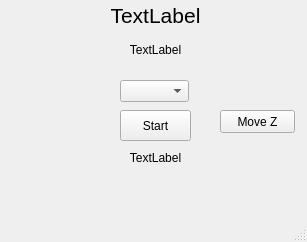
Lenadros/PythonAutopatcher, file MainUI.ui: the form before one commit.
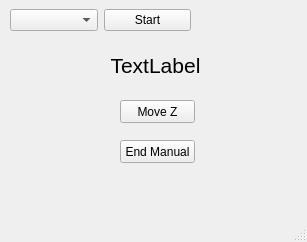
The form after the commit.

```diff
--- a/MainUI.ui
+++ b/MainUI.ui
@@ -14,33 +14,11 @@
    <string>MainWindow</string>
   </property>
   <widget class="QWidget" name="centralwidget">
-   <widget class="QPushButton" name="pushButton">
-    <property name="geometry">
-     <rect>
-      <x>120</x>
-      <y>110</y>
-      <width>71</width>
-      <height>31</height>
-     </rect>
-    </property>
-    <property name="text">
-     <string>Start</string>
-    </property>
-    <property name="checkable">
-     <bool>false</bool>
-    </property>
-    <property name="default">
-     <bool>false</bool>
-    </property>
-    <property name="flat">
-     <bool>false</bool>
-    </property>
-   </widget>
    <widget class="QLabel" name="label">
     <property name="geometry">
      <rect>
       <x>10</x>
-      <y>0</y>
+      <y>50</y>
       <width>291</width>
       <height>31</height>
      </rect>
@@ -57,53 +35,11 @@
      <set>Qt::AlignCenter</set>
     </property>
    </widget>
-   <widget class="QLabel" name="label_2">
-    <property name="geometry">
-     <rect>
-      <x>10</x>
-      <y>40</y>
-      <width>291</width>
-      <height>20</height>
-     </rect>
-    </property>
-    <property name="text">
-     <string>TextLabel</string>
-    </property>
-    <property name="alignment">
-     <set>Qt::AlignCenter</set>
-    </property>
-   </widget>
-   <widget class="QLabel" name="label_3">
-    <property name="geometry">
-     <rect>
-      <x>10</x>
-      <y>150</y>
-      <width>291</width>
-      <height>16</height>
-     </rect>
-    </property>
-    <property name="text">
-     <string>TextLabel</string>
-    </property>
-    <property name="alignment">
-     <set>Qt::AlignCenter</set>
-    </property>
-   </widget>
-   <widget class="QComboBox" name="comboBox">
-    <property name="geometry">
-     <rect>
-      <x>120</x>
-      <y>80</y>
-      <width>69</width>
-      <height>22</height>
-     </rect>
-    </property>
-   </widget>
    <widget class="QPushButton" name="pushButton_2">
     <property name="geometry">
      <rect>
-      <x>220</x>
-      <y>110</y>
+      <x>120</x>
+      <y>100</y>
       <width>75</width>
       <height>23</height>
      </rect>
@@ -112,6 +48,50 @@
      <string>Move Z</string>
     </property>
    </widget>
+   <widget class="QWidget" name="gridLayoutWidget">
+    <property name="geometry">
+     <rect>
+      <x>10</x>
+      <y>0</y>
+      <width>181</width>
+      <height>41</height>
+     </rect>
+    </property>
+    <layout class="QGridLayout" name="gridLayout">
+     <item row="0" column="1">
+      <widget class="QComboBox" name="comboBox"/>
+     </item>
+     <item row="0" column="2">
+      <widget class="QPushButton" name="pushButton">
+       <property name="text">
+        <string>Start</string>
+       </property>
+       <property name="checkable">
+        <bool>false</bool>
+       </property>
+       <property name="default">
+        <bool>false</bool>
+       </property>
+       <property name="flat">
+        <bool>false</bool>
+       </property>
+      </widget>
+     </item>
+    </layout>
+   </widget>
+   <widget class="QPushButton" name="pushButton_3">
+    <property name="geometry">
+     <rect>
+      <x>120</x>
+      <y>140</y>
+      <width>75</width>
+      <height>23</height>
+     </rect>
+    </property>
+    <property name="text">
+     <string>End Manual</string>
+    </property>
+   </widget>
   </widget>
   <widget class="QMenuBar" name="menubar">
    <property name="geometry">
```
